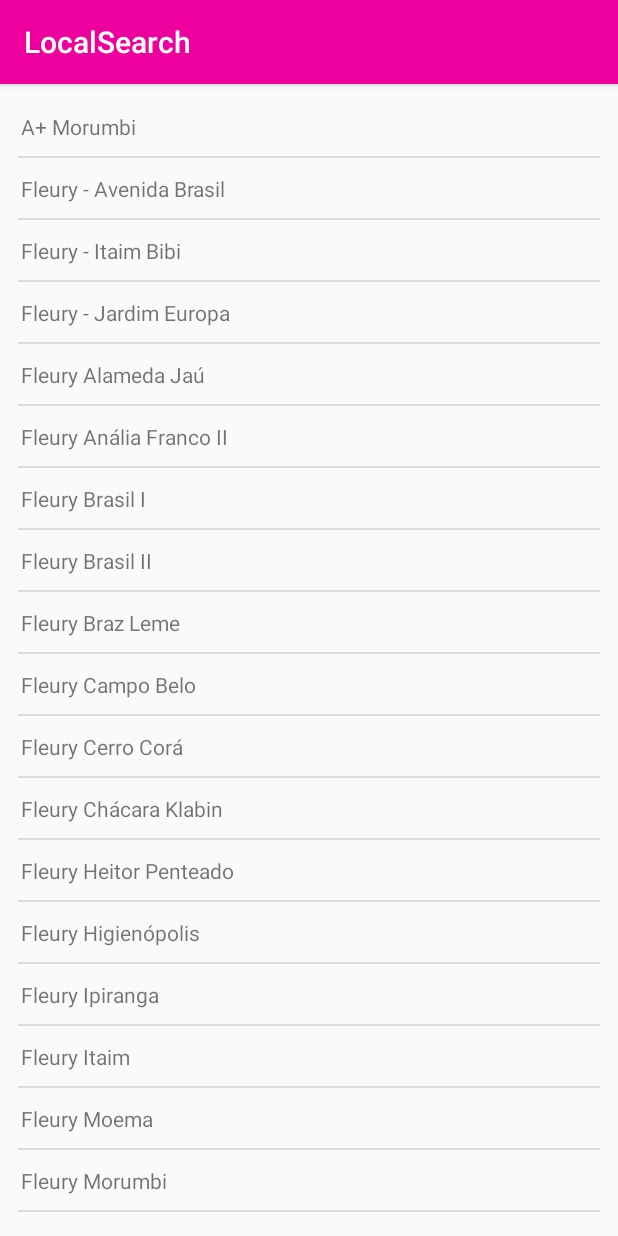
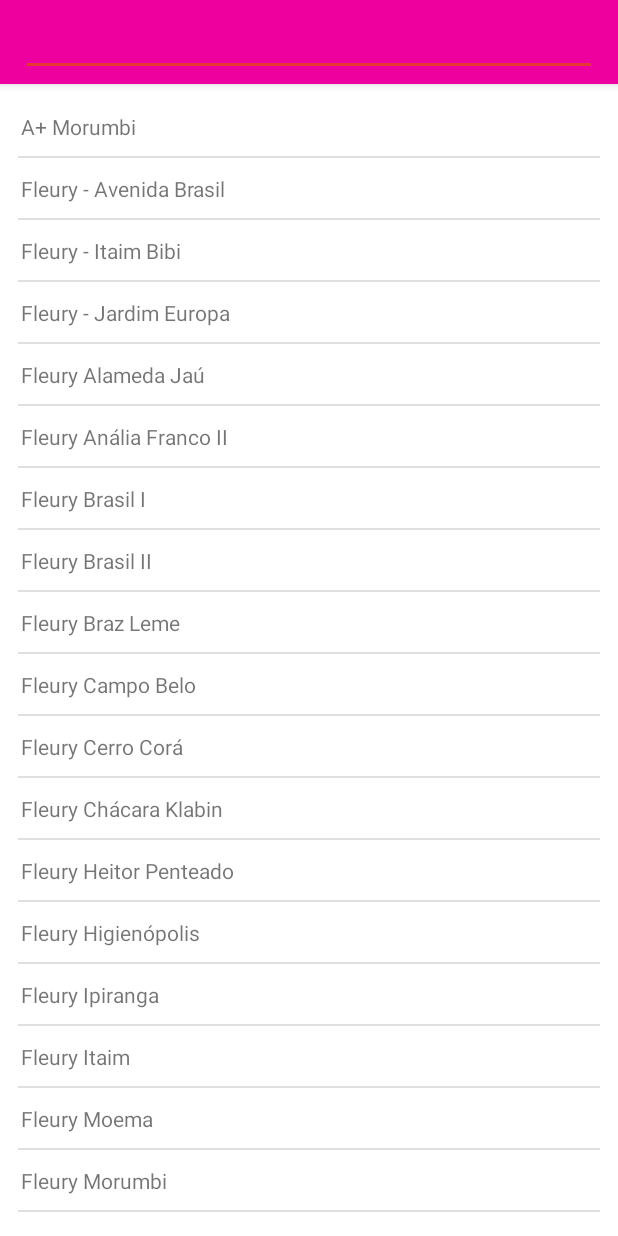
Before and after one commit to renancacao/BuscaLocal, an Android app: the screen it shows after launch (ListSearchActivity), on a phone screen of 412 x 824 dp. Run offline under Robolectric (Android 15) with nearby library versions, the phone set to English and light mode, and no system bars; our stand-ins replace Dagger/Hilt's generated code, data binding; libraries missing offline, so code that uses them is left out: androidx.hilt.lifecycle; 2 statements that could not run were skipped.

Commit message:
ajusta layout e adiciona toolbar de pesquisa

```diff
--- a/app/build.gradle
+++ b/app/build.gradle
@@ -41,5 +41,6 @@ dependencies {
 
     implementation project(":localsearch")
 
+    implementation 'com.google.android.material:material:1.2.1'
 
 }
--- a/app/src/main/res/values/colors.xml
+++ b/app/src/main/res/values/colors.xml
@@ -1,6 +1,6 @@
 <?xml version="1.0" encoding="utf-8"?>
 <resources>
-    <color name="colorPrimary">#6200EE</color>
-    <color name="colorPrimaryDark">#3700B3</color>
-    <color name="colorAccent">#03DAC5</color>
+    <color name="colorPrimary">#FFFFFF</color>
+    <color name="colorPrimaryDark">#8E1340</color>
+    <color name="colorAccent">#D81B60</color>
 </resources>
--- a/app/src/main/res/values/styles.xml
+++ b/app/src/main/res/values/styles.xml
@@ -1,6 +1,6 @@
 <resources>
     <!-- Base application theme. -->
-    <style name="AppTheme" parent="Theme.AppCompat.Light.DarkActionBar">
+    <style name="AppTheme" parent="Theme.MaterialComponents.Light.NoActionBar">
         <!-- Customize your theme here. -->
         <item name="colorPrimary">@color/colorPrimary</item>
         <item name="colorPrimaryDark">@color/colorPrimaryDark</item>
--- a/localsearch/build.gradle
+++ b/localsearch/build.gradle
@@ -36,7 +36,7 @@ android {
 dependencies {
     implementation fileTree(dir: "libs", include: ["*.jar"])
     implementation "org.jetbrains.kotlin:kotlin-stdlib:$kotlin_version"
-    implementation 'androidx.core:core-ktx:1.3.1'
+    implementation 'androidx.core:core-ktx:1.3.2'
     implementation 'androidx.appcompat:appcompat:1.2.0'
     implementation 'androidx.constraintlayout:constraintlayout:2.0.1'
     implementation 'androidx.recyclerview:recyclerview:1.1.0'
@@ -53,5 +53,6 @@ dependencies {
 
     implementation "androidx.fragment:fragment-ktx:1.2.5"
 
+    implementation 'com.google.android.material:material:1.2.1'
 
 }
--- a/localsearch/src/main/java/com/rcacao/localsearch/view/ui/ListSearchActivity.kt
+++ b/localsearch/src/main/java/com/rcacao/localsearch/view/ui/ListSearchActivity.kt
@@ -23,6 +23,7 @@ class ListSearchActivity : AppCompatActivity() {
             DataBindingUtil.setContentView(this, R.layout.activity_list_search)
 
         binding.viewModel = viewModel
+        binding.lifecycleOwner = this
         binding.recyclerView.adapter = adapter
 
         viewModel.providers.observe(this, Observer {
--- a/localsearch/src/main/java/com/rcacao/localsearch/view/ui/ProvidersAdapter.kt
+++ b/localsearch/src/main/java/com/rcacao/localsearch/view/ui/ProvidersAdapter.kt
@@ -2,11 +2,13 @@ package com.rcacao.localsearch.view.ui
 
 import android.view.LayoutInflater
 import android.view.ViewGroup
+import android.widget.Filter
+import android.widget.Filterable
 import androidx.recyclerview.widget.RecyclerView
 import com.rcacao.localsearch.data.model.Provider
 import com.rcacao.localsearch.databinding.ItemProviderBinding
 
-class ProvidersAdapter : RecyclerView.Adapter<ProvidersAdapter.ProviderViewHolder>() {
+class ProvidersAdapter : RecyclerView.Adapter<ProvidersAdapter.ProviderViewHolder>(), Filterable {
 
     var providers: List<Provider> = emptyList()
 
@@ -25,4 +27,8 @@ class ProvidersAdapter : RecyclerView.Adapter<ProvidersAdapter.ProviderViewHolde
     class ProviderViewHolder(val binding: ItemProviderBinding) :
         RecyclerView.ViewHolder(binding.root)
 
+    override fun getFilter(): Filter {
+        TODO("Not yet implemented")
+    }
+
 }
--- a/localsearch/src/main/res/layout/activity_list_search.xml
+++ b/localsearch/src/main/res/layout/activity_list_search.xml
@@ -16,10 +16,39 @@
         android:layout_height="match_parent"
         tools:context=".view.ui.ListSearchActivity">
 
+        <com.google.android.material.appbar.AppBarLayout
+            android:id="@+id/appBar"
+            android:layout_width="match_parent"
+            android:layout_height="wrap_content"
+            app:layout_constraintEnd_toEndOf="parent"
+            app:layout_constraintStart_toStartOf="parent"
+            app:layout_constraintTop_toTopOf="parent">
+
+            <androidx.appcompat.widget.Toolbar
+                android:id="@+id/toolbar"
+                android:layout_width="match_parent"
+                android:layout_height="?attr/actionBarSize"
+                android:contentInsetStart="0dp"
+                android:contentInsetLeft="0dp"
+                app:contentInsetLeft="0dp"
+                app:contentInsetStart="0dp">
+
+                <EditText
+                    android:layout_width="match_parent"
+                    android:layout_height="wrap_content"
+                    android:layout_marginStart="@dimen/text_search_margin"
+                    android:layout_marginEnd="@dimen/text_search_margin"
+                    android:autofillHints="@string/search"
+                    android:inputType="textFilter" />
+
+            </androidx.appcompat.widget.Toolbar>
+
+        </com.google.android.material.appbar.AppBarLayout>
+
         <androidx.recyclerview.widget.RecyclerView
             android:id="@+id/recyclerView"
-            android:layout_width="match_parent"
-            android:layout_height="match_parent"
+            android:layout_width="0dp"
+            android:layout_height="0dp"
             android:layout_margin="4dp"
             android:orientation="vertical"
             android:paddingStart="8dp"
@@ -30,7 +59,7 @@
             app:layout_constraintBottom_toBottomOf="parent"
             app:layout_constraintEnd_toEndOf="parent"
             app:layout_constraintStart_toStartOf="parent"
-            app:layout_constraintTop_toTopOf="parent"
+            app:layout_constraintTop_toBottomOf="@+id/appBar"
             bind:isVisible="@{viewModel.isLoaded()}"
             bind:separator="@{android.widget.LinearLayout.VERTICAL}"
             tools:listitem="@layout/item_provider" />
--- a/localsearch/src/main/res/values/dimens.xml
+++ b/localsearch/src/main/res/values/dimens.xml
@@ -2,4 +2,5 @@
 <resources>
     <dimen name="item_height">40dp</dimen>
     <dimen name="button_padding">16dp</dimen>
+    <dimen name="text_search_margin">14dp</dimen>
 </resources>
--- a/localsearch/src/main/res/values/strings.xml
+++ b/localsearch/src/main/res/values/strings.xml
@@ -1,4 +1,5 @@
 <resources>
     <string name="app_name">LocalSearch</string>
     <string name="try_again">Tentar novamente</string>
+    <string name="search">Pesquisar</string>
 </resources>
--- a/localsearch/src/main/res/values/styles.xml
+++ b/localsearch/src/main/res/values/styles.xml
@@ -1,10 +1,11 @@
 <resources>
     <!-- Base application theme. -->
-    <style name="AppTheme" parent="Theme.AppCompat.Light.DarkActionBar">
+    <style name="AppTheme" parent="Theme.MaterialComponents.Light.NoActionBar">
         <!-- Customize your theme here. -->
         <item name="colorPrimary">@color/colorPrimary</item>
         <item name="colorPrimaryDark">@color/colorPrimaryDark</item>
         <item name="colorAccent">@color/colorAccent</item>
+
     </style>
 
 </resources>
```
